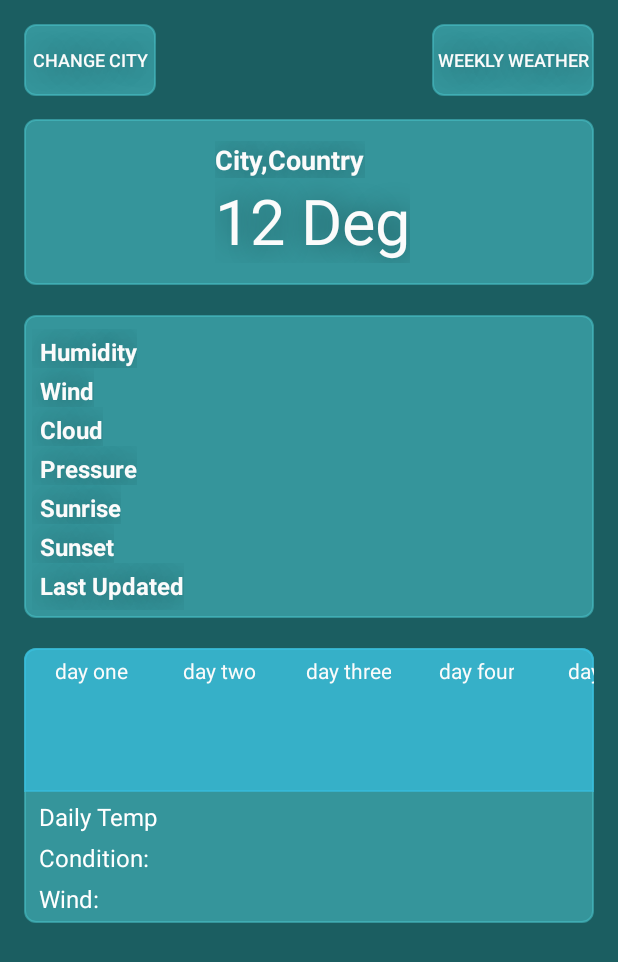
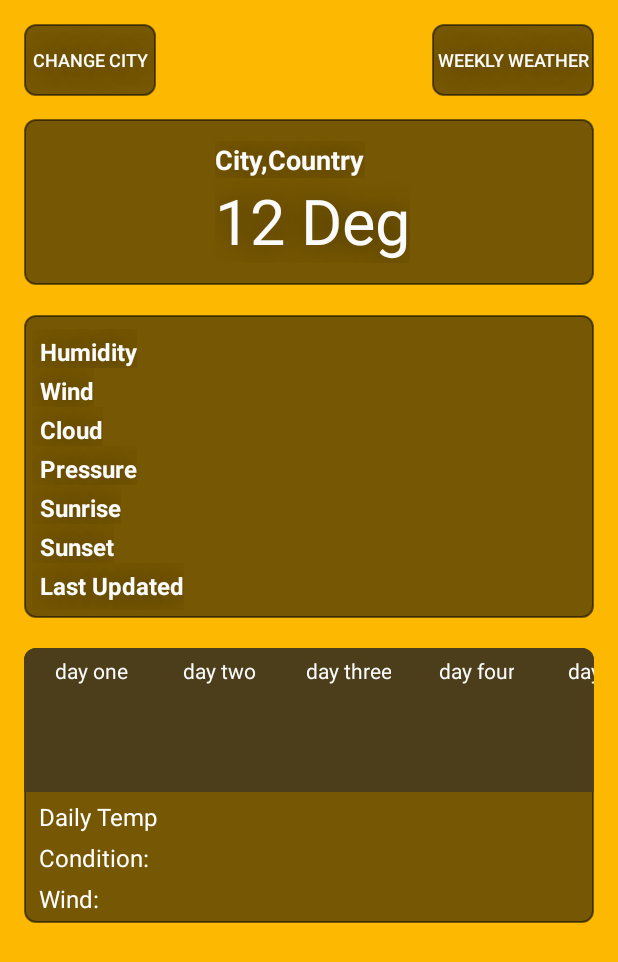
Before and after one commit to ahmeturun/Wheather-App, an Android app: the screen it shows after launch (MainActivity), on a phone screen of 412 x 824 dp. Shown: the top 962 px of the screen. Run offline under Robolectric (Android 15) with nearby library versions, the phone set to English and light mode, and no system bars; our stand-ins replace Volley; network calls fail.

Commit message:
background color changed

```diff
--- a/app/src/main/res/layout-v14/content_main.xml
+++ b/app/src/main/res/layout-v14/content_main.xml
@@ -14,7 +14,7 @@
     tools:context="android.test.com.theweatherapp.MainActivity"
     tools:showIn="@layout/activity_main"
     android:animationCache="false"
-    android:background="#1b5e61">
+    android:background="#fdb801">
 
     <Button
         android:layout_width="wrap_content"
@@ -22,7 +22,7 @@
         android:text="@string/change_city"
         android:id="@+id/change_cityId"
         android:background="@drawable/rounded_corner"
-        android:backgroundTint="#8e4ac3c9"
+        android:backgroundTint="#8e0c0b06"
         android:textColor="@color/light_font"
         android:shadowColor="@color/text_shadow"
         android:textSize="12sp"
@@ -39,7 +39,7 @@
         android:text="@string/weekly_weather_btn"
         android:id="@+id/weekly_weather_btn"
         android:background="@drawable/rounded_corner"
-        android:backgroundTint="#8e4ac3c9"
+        android:backgroundTint="#8e0c0b06"
         android:textColor="@color/light_font"
         android:textSize="12sp"
         android:shadowColor="@color/text_shadow"
@@ -51,7 +51,8 @@
         android:layout_alignParentEnd="true"
         android:hapticFeedbackEnabled="false"
         android:paddingRight="3dp"
-        android:paddingLeft="3dp" />
+        android:paddingLeft="3dp"
+        android:clickable="false" />
 
     <RelativeLayout
         android:layout_width="match_parent"
@@ -63,7 +64,7 @@
         android:animationCache="false"
         android:background="@drawable/rounded_corner"
         android:padding="5dp"
-        android:backgroundTint="#8e4ac3c9">
+        android:backgroundTint="#8e0c0b06">
 
         <ImageView
             android:id="@+id/thumbnailIcon"
@@ -121,7 +122,7 @@
         android:id="@+id/genInfo"
         android:background="@drawable/rounded_corner"
         android:padding="5dp"
-        android:backgroundTint="#8e4ac3c9">
+        android:backgroundTint="#8e0c0b06">
 
         <TextView
             android:id="@+id/humidText"
@@ -238,7 +239,7 @@
         android:layout_marginTop="20dp"
         android:id="@+id/daily_detail_layout"
         android:background="@drawable/rounded_corner"
-        android:backgroundTint="#8e4ac3c9"
+        android:backgroundTint="#8e0c0b06"
         android:paddingBottom="5dp">
 
         <TextView
@@ -283,7 +284,7 @@
             android:paddingLeft="5dp"
             android:paddingRight="5dp"
             android:paddingBottom="1dp"
-            android:backgroundTint="#a937bedf"
+            android:backgroundTint="#4c3e1b"
             android:clipToPadding="false"
             android:clipChildren="false">
 
--- a/app/src/main/res/values/colors.xml
+++ b/app/src/main/res/values/colors.xml
@@ -9,7 +9,7 @@
     <color name="text_shadow_white">#FFFFFF</color>
     <color name="transparent">#48a08b</color>
     <color name="white">#fff</color>
-    <color name="best">#37bedf</color>
+    <color name="best">#745501</color>
     <color name="daily_weather_color">#2a8da5</color>
     <color name="normal_color">#35969a</color>
 </resources>
```
